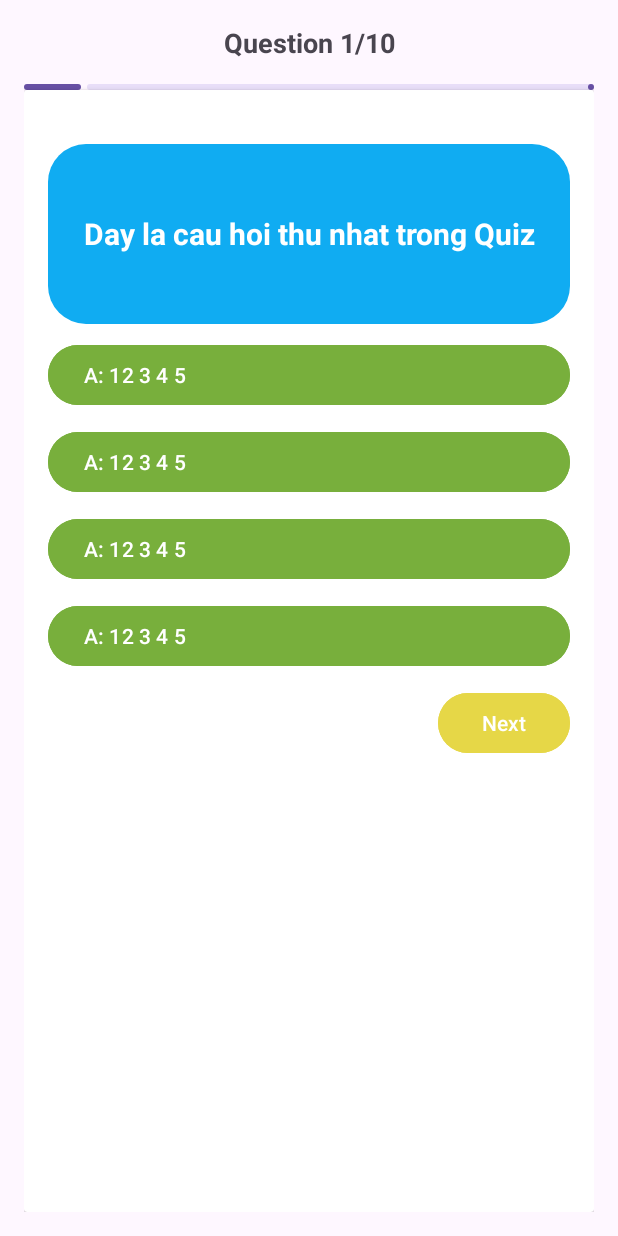
After one commit to anhdatx4ql/btl_ptud_android, an Android app: the PlayQuizActivity screen opened directly, with no data from a screen before it, on a phone screen of 412 x 824 dp. The commit adds this screen. Run offline under Robolectric (Android 15) with nearby library versions, the phone set to English and light mode, and no system bars; our stand-ins replace Firebase (no records; nobody signed in at launch, a user with empty details on screens opened directly); 1 statement that could not run was skipped.

Commit message:
thi cong chuc nang hiển thị danh sách câu hỏi và trả lời

```diff
--- /dev/null
+++ b/app/src/main/java/com/example/btl_ptud_android/interfaces/rvCateInterface.kt
@@ -0,0 +1,5 @@
+package com.example.btl_ptud_android.interfaces
+
+interface rvCateInterface {
+    fun onClickCateItem(position: Int)
+}
--- /dev/null
+++ b/app/src/main/res/drawable/background_question.xml
@@ -0,0 +1,8 @@
+<?xml version="1.0" encoding="utf-8"?>
+<shape xmlns:android="http://schemas.android.com/apk/res/android">
+    <solid
+
+        android:color="#10ACF2"/>
+
+    <corners android:radius="25dp"/>
+</shape>
--- /dev/null
+++ b/app/src/main/res/layout/activity_play_quiz.xml
@@ -0,0 +1,141 @@
+<?xml version="1.0" encoding="utf-8"?>
+<LinearLayout
+    android:padding="16dp"
+    android:orientation="vertical"
+    xmlns:android="http://schemas.android.com/apk/res/android"
+    xmlns:app="http://schemas.android.com/apk/res-auto"
+    xmlns:tools="http://schemas.android.com/tools"
+    android:id="@+id/numberListContainer"
+    android:layout_width="match_parent"
+    android:layout_height="match_parent"
+    tools:context=".activities.PlayQuizActivity">
+
+    <RelativeLayout
+        android:elevation="8dp"
+        android:layout_width="match_parent"
+        android:layout_height="wrap_content">
+
+        <TextView
+            android:textStyle="bold"
+            android:gravity="center"
+            android:id="@+id/txtNumberQuestion"
+            android:textSize="18sp"
+            android:text="Question 1/10"
+            android:layout_width="match_parent"
+            android:layout_height="wrap_content"/>
+
+    </RelativeLayout>
+
+    <com.google.android.material.progressindicator.LinearProgressIndicator
+        android:id="@+id/questionProgress"
+        android:progress="10"
+        android:layout_marginTop="15dp"
+        android:layout_width="match_parent"
+        android:layout_height="wrap_content"/>
+
+    <androidx.cardview.widget.CardView
+        android:layout_width="match_parent"
+        android:layout_height="match_parent">
+
+        <LinearLayout
+            android:orientation="vertical"
+            android:layout_marginTop="20dp"
+            android:padding="16dp"
+            android:layout_width="match_parent"
+            android:layout_height="wrap_content">
+            <TextView
+                android:background="@drawable/background_question"
+                android:textColor="@color/white"
+                android:gravity="center"
+                android:textStyle="bold"
+                android:textSize="20dp"
+                android:text="Day la cau hoi thu nhat trong Quiz"
+                android:id="@+id/txtQuestionTitle"
+                android:layout_width="match_parent"
+                android:layout_height="120dp"/>
+
+            <Button
+                android:textAlignment="textStart"
+                android:textSize="14sp"
+                android:text="A: 12 3 4 5"
+                android:layout_marginTop="10dp"
+                android:backgroundTint="#78AF3C"
+                android:id="@+id/btnAnswerA"
+                android:layout_width="match_parent"
+                android:layout_height="match_parent"/>
+
+            <Button
+                android:textAlignment="textStart"
+                android:textSize="14sp"
+                android:text="A: 12 3 4 5"
+                android:layout_marginTop="10dp"
+                android:backgroundTint="#78AF3C"
+                android:id="@+id/btnAnswerB"
+                android:layout_width="match_parent"
+                android:layout_height="match_parent"/>
+
+            <Button
+                android:textAlignment="textStart"
+                android:textSize="14sp"
+                android:text="A: 12 3 4 5"
+                android:layout_marginTop="10dp"
+                android:backgroundTint="#78AF3C"
+                android:id="@+id/btnAnswerC"
+                android:layout_width="match_parent"
+                android:layout_height="match_parent"/>
+
+            <Button
+                android:textAlignment="textStart"
+                android:textSize="14sp"
+                android:text="A: 12 3 4 5"
+                android:layout_marginTop="10dp"
+                android:backgroundTint="#78AF3C"
+                android:id="@+id/btnAnswerD"
+                android:layout_width="match_parent"
+                android:layout_height="match_parent"/>
+
+            <Button
+                android:layout_gravity="end"
+                android:textSize="14sp"
+                android:text="Next"
+                android:layout_marginTop="10dp"
+                android:backgroundTint="#E6D747"
+                android:id="@+id/btnNext"
+                android:layout_width="wrap_content"
+                android:layout_height="match_parent"/>
+
+
+            <TextView
+                android:visibility="gone"
+                android:layout_marginTop="10dp"
+                android:background="@drawable/custom_edt"
+                android:textColor="#2CD334"
+                android:textStyle="bold"
+                android:id="@+id/txtIsCorrect"
+                android:text="Đúng Rồi!"
+                android:gravity="center"
+                android:textSize="20sp"
+                android:layout_width="match_parent"
+                android:layout_height="100dp"/>
+
+            <TextView
+                android:visibility="gone"
+                android:layout_marginTop="10dp"
+                android:background="@drawable/custom_edt"
+                android:textColor="#EB0E15"
+                android:textStyle="bold"
+                android:id="@+id/txtIsNotCorrect"
+                android:text="Sai Mất Rồi :( "
+                android:gravity="center"
+                android:textSize="20sp"
+                android:layout_width="match_parent"
+                android:layout_height="100dp"/>
+
+
+        </LinearLayout>
+
+
+
+    </androidx.cardview.widget.CardView>
+
+</LinearLayout>
```
Also changed, not shown: app/src/main/AndroidManifest.xml (+6 -6 lines), app/src/main/java/com/example/btl_ptud_android/AdapterCustom/HomeQuizAdapter.kt (added, +39 -0 lines), app/src/main/java/com/example/btl_ptud_android/activities/HomeUserActivity.kt (+67 -0 lines), app/src/main/java/com/example/btl_ptud_android/activities/MainActivity.kt (+69 -0 lines), app/src/main/java/com/example/btl_ptud_android/activities/PlayQuizActivity.kt (added, +161 -0 lines), app/src/main/java/com/example/btl_ptud_android/activities/PlayQuizzActivity.kt (deleted, +0 -17 lines), app/src/main/res/layout/activity_play_quizz.xml (deleted, +0 -29 lines), app/src/main/res/layout/quiz_recycle_row.xml (added, +49 -0 lines), 109 other files.
